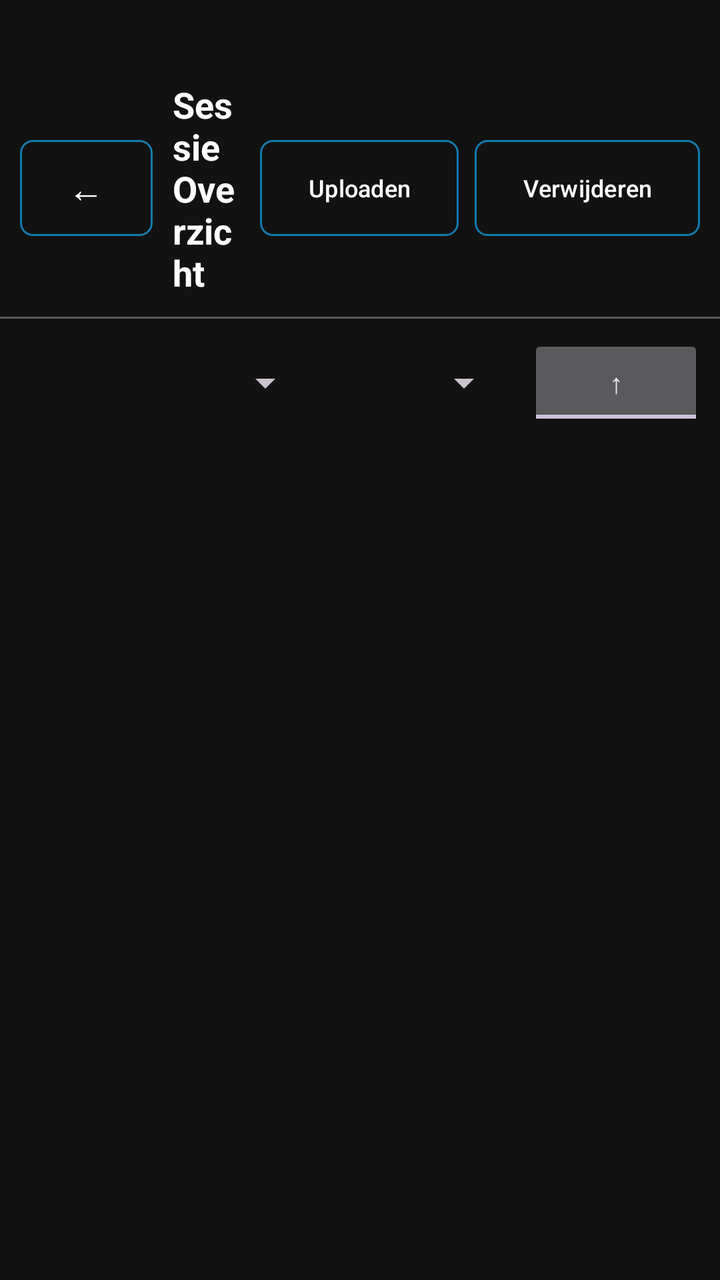
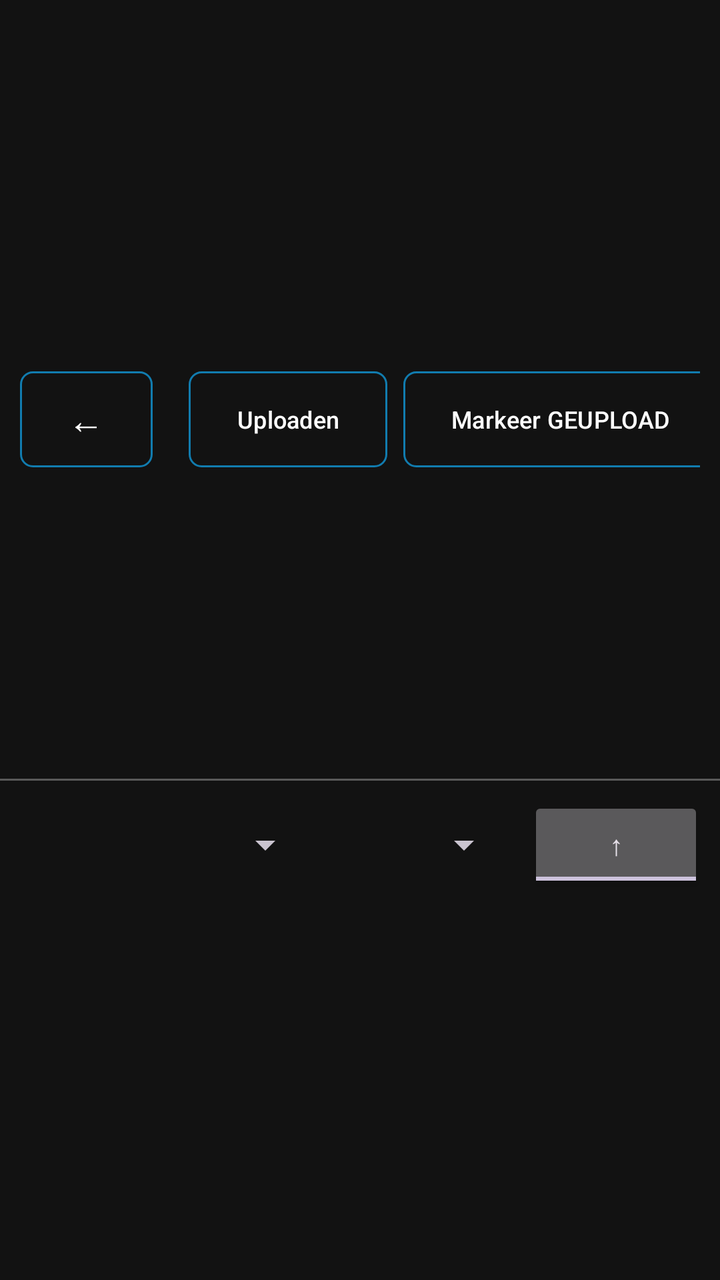

Before-and-after screenshots of an Android layout around one commit, followed by the original layout XML and the change that was made.
<!-- AndroidManifest.xml: application theme Theme.VT5.Dark -->
<!-- res/layout/scherm_db_telling_lijst.xml -->
<?xml version="1.0" encoding="utf-8"?>
<LinearLayout xmlns:android="http://schemas.android.com/apk/res/android"
    android:fitsSystemWindows="true"
    xmlns:app="http://schemas.android.com/apk/res-auto"
    android:layout_width="match_parent"
    android:layout_height="match_parent"
    android:background="@color/vt5_black"
    android:orientation="vertical"
    android:paddingTop="30dp"
    android:paddingBottom="40dp">

    <LinearLayout
        android:layout_width="match_parent"
        android:layout_height="wrap_content"
        android:gravity="center_vertical"
        android:orientation="horizontal"
        android:padding="10dp">

        <com.google.android.material.button.MaterialButton
            android:id="@+id/btnTerug"
            style="@style/Widget.VT5.Button.Outlined"
            android:layout_width="wrap_content"
            android:layout_height="wrap_content"
            android:minWidth="48dp"
            android:text="@string/instellingen_back_arrow"
            android:textSize="18sp" />

        <TextView
            android:layout_width="0dp"
            android:layout_height="wrap_content"
            android:layout_marginStart="10dp"
            android:layout_weight="1"
            android:text="@string/db_beheer_sessie_overzicht"
            android:textColor="@color/vt5_on_surface"
            android:textSize="18sp"
            android:textStyle="bold" />

        <com.google.android.material.button.MaterialButton
            android:id="@+id/btnUploadSelected"
            style="@style/Widget.VT5.Button.Outlined"
            android:layout_width="wrap_content"
            android:layout_height="wrap_content"
            android:layout_marginStart="8dp"
            android:enabled="false"
            android:text="@string/db_telling_upload_selected"
            android:textSize="12sp"
            app:strokeColor="@color/vt5_orange" />

        <com.google.android.material.button.MaterialButton
            android:id="@+id/btnDeleteSelected"
            style="@style/Widget.VT5.Button.Outlined"
            android:layout_width="wrap_content"
            android:layout_height="wrap_content"
            android:layout_marginStart="8dp"
            android:enabled="false"
            android:text="@string/db_telling_delete_selected"
            android:textSize="12sp"
            app:strokeColor="@color/vt5_red" />
    </LinearLayout>

    <View
        android:layout_width="match_parent"
        android:layout_height="1dp"
        android:alpha="0.3"
        android:background="@color/vt5_on_surface" />

    
    <LinearLayout
        android:id="@+id/llSortFilter"
        android:layout_width="match_parent"
        android:layout_height="wrap_content"
        android:gravity="center_vertical"
        android:orientation="horizontal"
        android:padding="8dp">

        <Spinner
            android:id="@+id/spinnerSiteFilter"
            android:layout_width="0dp"
            android:layout_height="wrap_content"
            android:layout_weight="1.5"
            android:spinnerMode="dropdown" />

        <Spinner
            android:id="@+id/spinnerSortField"
            android:layout_width="0dp"
            android:layout_height="wrap_content"
            android:layout_weight="1"
            android:spinnerMode="dropdown" />

        <ToggleButton
            android:id="@+id/toggleSortDirection"
            android:layout_width="wrap_content"
            android:layout_height="wrap_content"
            android:layout_marginStart="8dp"
            android:checked="true"
            android:textOff="@string/db_telling_sort_desc_symbol"
            android:textOn="@string/db_telling_sort_asc_symbol" />

    </LinearLayout>

    <androidx.recyclerview.widget.RecyclerView
        android:id="@+id/rvTellingen"
        android:layout_width="match_parent"
        android:layout_height="0dp"
        android:layout_weight="1"
        android:padding="10dp" />

</LinearLayout>
<!-- resources referenced by this layout -->
<resources>
  <color name="vt5_black">#121212</color>
  <color name="vt5_on_surface">@color/popup_bg_wit</color>
  <color name="vt5_orange">#EF6929</color>
  <color name="vt5_red">#FF042F</color>
  <string name="db_beheer_sessie_overzicht">Sessie Overzicht</string>
  <string name="db_telling_delete_selected">Verwijderen</string>
  <string name="db_telling_sort_asc_symbol">↑</string>
  <string name="db_telling_sort_desc_symbol">↓</string>
  <string name="db_telling_upload_selected">Uploaden</string>
  <string name="instellingen_back_arrow">←</string>
  <color name="popup_bg_wit">#FFFFFFFF</color>
  <!-- drawable vt5_btn_selector (drawable) -->
  <?xml version="1.0" encoding="utf-8"?>
  <selector xmlns:android="http://schemas.android.com/apk/res/android">
  
      
      <item android:state_checked="true" android:drawable="@drawable/vt5_btn_checked" />
  
      
      <item android:state_pressed="true" android:drawable="@drawable/vt5_btn_pressed" />
  
      
      <item android:drawable="@drawable/vt5_btn_unchecked" />
  </selector>
  <color name="vt5_light_blue">#117CAF</color>
  <dimen name="vt5_btn_stroke">1dp</dimen>
  <dimen name="vt5_btn_corner">6dp</dimen>
  <color name="vt5_white">#FFFFFF</color>
  <style name="Widget.VT5.Button" parent="Widget.Material3.Button">
          
          <item name="cornerRadius">@dimen/vt5_btn_corner</item>
          <item name="android:insetLeft">0dp</item>
          <item name="android:insetRight">0dp</item>
          <item name="android:insetTop">0dp</item>
          <item name="android:insetBottom">0dp</item>
          <item name="iconPadding">8dp</item>
          <item name="android:minHeight">48dp</item>
  
          
          <item name="backgroundTint">@color/vt5_light_blue</item>
          <item name="android:textColor">@color/vt5_white</item>
          <item name="rippleColor">?attr/colorPrimaryContainer</item>
  
          
          <item name="strokeColor">@color/vt5_light_gray</item>
          <item name="strokeWidth">0dp</item>
      </style>
  <style name="ThemeOverlay.VT5.MaterialAlertDialog" parent="ThemeOverlay.Material3.MaterialAlertDialog">
          <item name="buttonBarPositiveButtonStyle">@style/Widget.VT5.AlertDialog.Button</item>
          <item name="buttonBarNegativeButtonStyle">@style/Widget.VT5.AlertDialog.Button</item>
          <item name="buttonBarNeutralButtonStyle">@style/Widget.VT5.AlertDialog.Button</item>
      </style>
  <!-- drawable vt5_btn_checked (drawable) -->
  <?xml version="1.0" encoding="utf-8"?>
  <shape xmlns:android="http://schemas.android.com/apk/res/android" android:shape="rectangle">
      
      <solid android:color="@color/vt5_light_blue" />
      
      <corners android:radius="@dimen/vt5_btn_corner" />
      
      <padding android:left="8dp" android:top="6dp" android:right="8dp" android:bottom="6dp" />
  </shape>
  <!-- drawable vt5_btn_pressed (drawable) -->
  <?xml version="1.0" encoding="utf-8"?>
  <shape xmlns:android="http://schemas.android.com/apk/res/android" android:shape="rectangle">
      
      <solid android:color="@color/vt5_light_blue" />
      <corners android:radius="@dimen/vt5_btn_corner" />
      <padding android:left="8dp" android:top="6dp" android:right="8dp" android:bottom="6dp" />
  </shape>
  <!-- drawable vt5_btn_unchecked (drawable) -->
  <?xml version="1.0" encoding="utf-8"?>
  <shape xmlns:android="http://schemas.android.com/apk/res/android" android:shape="rectangle">
      
      <solid android:color="@color/vt5_black" />
      
      <stroke android:width="@dimen/vt5_btn_stroke" android:color="@color/vt5_light_blue" />
      <corners android:radius="@dimen/vt5_btn_corner" />
      <padding android:left="8dp" android:top="6dp" android:right="8dp" android:bottom="6dp" />
  </shape>
  <color name="vt5_light_gray">#5D748C</color>
  <style name="Widget.VT5.AlertDialog.Button" parent="Widget.Material3.Button.TextButton.Dialog">
          <item name="android:textColor">@color/vt5_white</item>
      </style>
  <!-- unchanged entries left out for length: 2 -->
</resources>

<!-- the commit's change to res/layout/scherm_db_telling_lijst.xml (unified diff, before → after) -->
@@ -45,6 +45,17 @@
             android:text="@string/db_telling_upload_selected"
             android:textSize="12sp"
             app:strokeColor="@color/vt5_orange" />
+
+        <com.google.android.material.button.MaterialButton
+            android:id="@+id/btnMarkUploadedSelected"
+            style="@style/Widget.VT5.Button.Outlined"
+            android:layout_width="wrap_content"
+            android:layout_height="wrap_content"
+            android:layout_marginStart="8dp"
+            android:enabled="false"
+            android:text="@string/db_telling_mark_uploaded_selected"
+            android:textSize="12sp"
+            app:strokeColor="@color/vt5_green" />
 
         <com.google.android.material.button.MaterialButton
             android:id="@+id/btnDeleteSelected"
<!-- resource entries referenced after the edit -->
@@ -1,11 +1,13 @@
 <!-- resources referenced by this layout -->
 <resources>
   <color name="vt5_black">#121212</color>
+  <color name="vt5_green">#80D97A</color>
   <color name="vt5_on_surface">@color/popup_bg_wit</color>
   <color name="vt5_orange">#EF6929</color>
   <color name="vt5_red">#FF042F</color>
   <string name="db_beheer_sessie_overzicht">Sessie Overzicht</string>
   <string name="db_telling_delete_selected">Verwijderen</string>
+  <string name="db_telling_mark_uploaded_selected">Markeer GEUPLOAD</string>
   <string name="db_telling_sort_asc_symbol">↑</string>
   <string name="db_telling_sort_desc_symbol">↓</string>
   <string name="db_telling_upload_selected">Uploaden</string>
